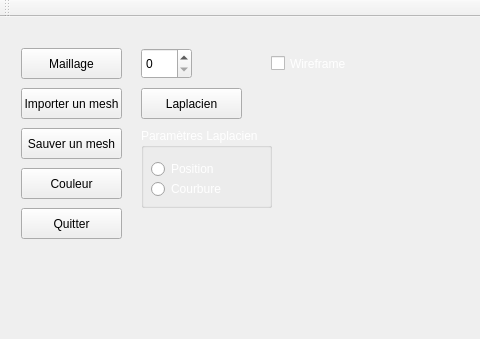
Old version of the form Mesh_Computational_Geometry/mainwindow.ui in the repository Tiinmarr/Mesh_Modelisation; both pictures show x 0 to 480 and y 0 to 339 of the 747 by 528 pixel window.
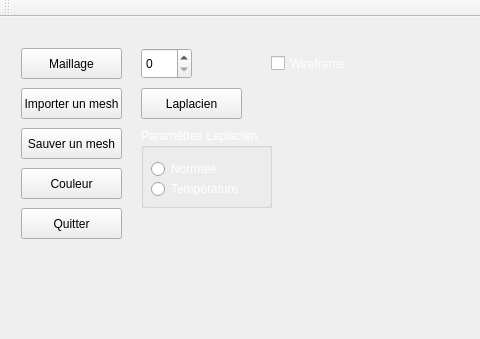
New version of the form. Custom widgets are drawn as their Qt base class.

```diff
--- a/Mesh_Computational_Geometry/mainwindow.ui
+++ b/Mesh_Computational_Geometry/mainwindow.ui
@@ -294,7 +294,7 @@
          </palette>
         </property>
         <property name="text">
-         <string>Position</string>
+         <string>Normale</string>
         </property>
        </widget>
        <widget class="QRadioButton" name="Courbure">
@@ -334,7 +334,7 @@
          </palette>
         </property>
         <property name="text">
-         <string>Courbure</string>
+         <string>Température</string>
         </property>
        </widget>
       </widget>
```
